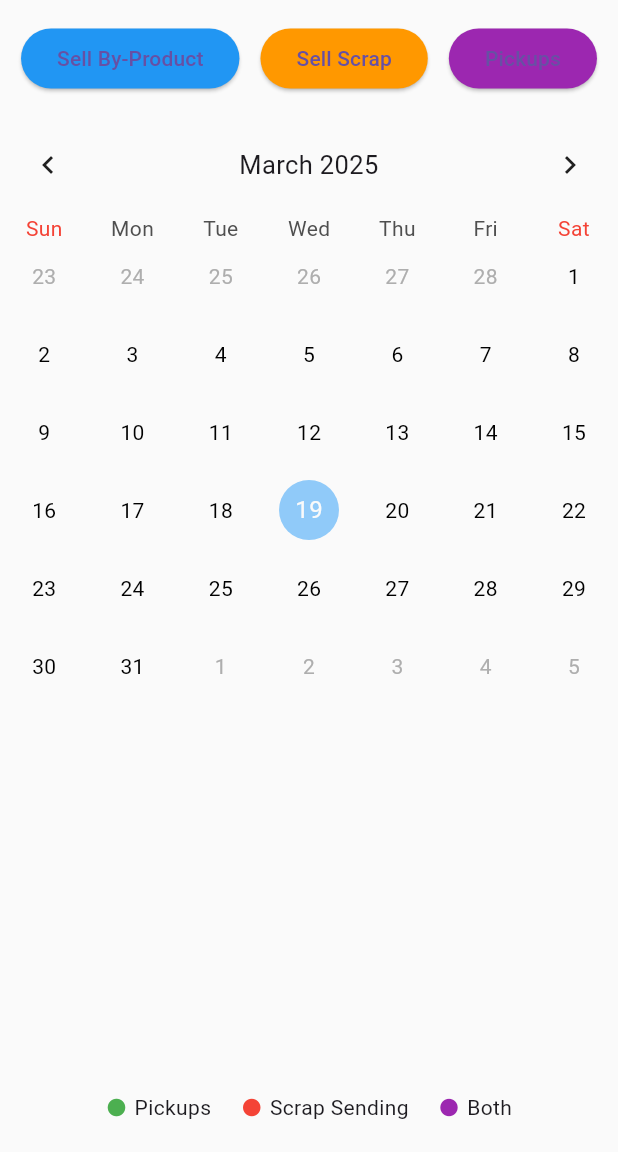
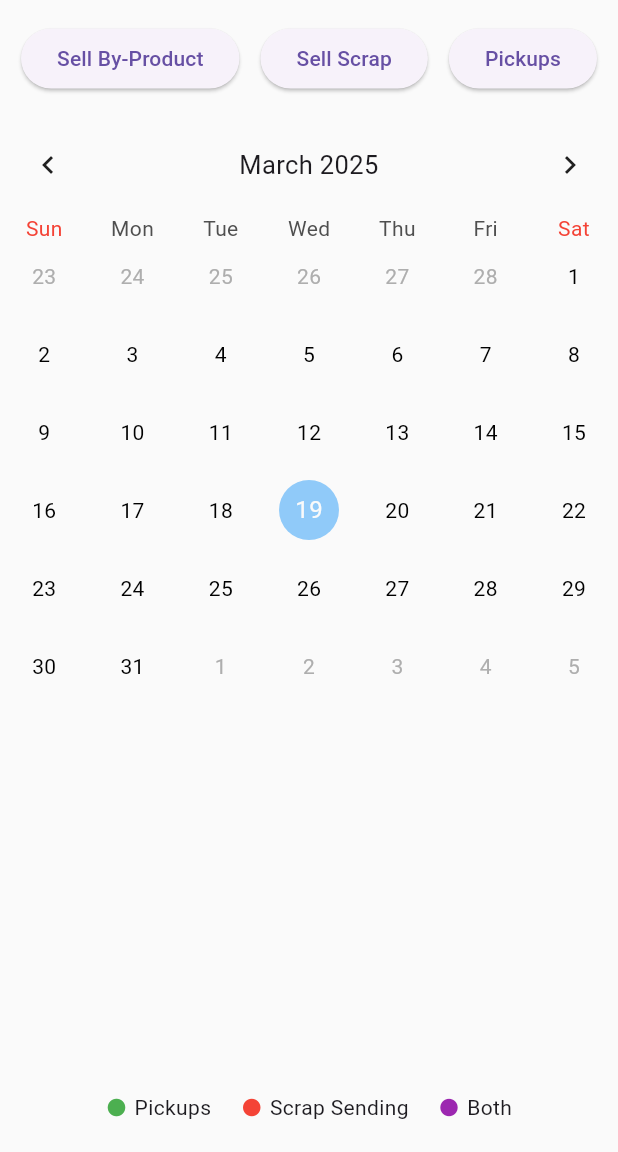
Before and after one commit to 7account13/Bing_Chilling, a Flutter app: the CollectorHomePage screen opened directly, on a phone screen of 412 x 824 dp, the part 84-1236 px from its top. Run offline on Flutter 3.47's test engine with Material 3 defaults, Android fonts, the phone set to English and light mode, and no system bars; drawn by our look-alikes of table_calendar; our stand-ins replace camera, image_picker; network calls fail.

Commit message:
updated interface 1

```diff
--- a/lib/collector/collector_home_page.dart
+++ b/lib/collector/collector_home_page.dart
@@ -32,7 +32,8 @@ class _CollectorHomePageState extends State<CollectorHomePage> {
 
       for (var pickup in pickups) {
         DateTime date = DateTime.parse(pickup['pickup_date']).toLocal();
-        tempPickupCounts[date] = (tempPickupCounts[date] ?? 0) + 1;
+        tempPickupCounts[DateTime(date.year, date.month, date.day)] =
+            (tempPickupCounts[DateTime(date.year, date.month, date.day)] ?? 0) + 1;
       }
 
       setState(() {
@@ -49,8 +50,8 @@ class _CollectorHomePageState extends State<CollectorHomePage> {
 
       for (var scrap in scraps) {
         DateTime date = DateTime.parse(scrap['send_date']).toLocal();
-        print("Scrap send date: $date");  // Debugging log
-        tempScrapCounts[date] = (tempScrapCounts[date] ?? 0) + 1;
+        tempScrapCounts[DateTime(date.year, date.month, date.day)] =
+            (tempScrapCounts[DateTime(date.year, date.month, date.day)] ?? 0) + 1;
       }
 
       setState(() {
@@ -63,11 +64,11 @@ class _CollectorHomePageState extends State<CollectorHomePage> {
 
   Color getColorForDensity(int pickupCount, int scrapCount) {
     if (pickupCount > 0 && scrapCount > 0) {
-      return Colors.purple; // 🟣 Both pickups & scrap on same day
+      return Colors.purple; // Both pickups & scrap on same day
     } else if (pickupCount > 0) {
-      return Colors.green; // 🟢 Pickups
+      return Colors.green; // Pickups
     } else if (scrapCount > 0) {
-      return Colors.red; // 🔴 Scrap
+      return Colors.red; // Scrap
     } else {
       return Colors.transparent;
     }
@@ -102,23 +103,20 @@ class _CollectorHomePageState extends State<CollectorHomePage> {
         children: [
           SizedBox(height: 15),
 
-
+          // Buttons
           Row(
             mainAxisAlignment: MainAxisAlignment.spaceEvenly,
             children: [
               ElevatedButton(
                 onPressed: () => Navigator.push(context, MaterialPageRoute(builder: (context) => CollectorProductPage())),
-                style: ElevatedButton.styleFrom(backgroundColor: Colors.blue),
                 child: Text("Sell By-Product"),
               ),
               ElevatedButton(
                 onPressed: () => Navigator.push(context, MaterialPageRoute(builder: (context) => SellScrapPage())),
-                style: ElevatedButton.styleFrom(backgroundColor: Colors.orange),
                 child: Text("Sell Scrap"),
               ),
               ElevatedButton(
                 onPressed: () => Navigator.push(context, MaterialPageRoute(builder: (context) => NotificationPage())),
-                style: ElevatedButton.styleFrom(backgroundColor: Colors.purple),
                 child: Text("Pickups"),
               ),
             ],
@@ -126,7 +124,7 @@ class _CollectorHomePageState extends State<CollectorHomePage> {
 
           SizedBox(height: 15),
 
-          // 📅 Calendar
+          // Calendar
           Expanded(
             child: TableCalendar(
               firstDay: DateTime(2020),
@@ -141,8 +139,9 @@ class _CollectorHomePageState extends State<CollectorHomePage> {
               headerStyle: HeaderStyle(formatButtonVisible: false, titleCentered: true),
               calendarBuilders: CalendarBuilders(
                 defaultBuilder: (context, date, _) {
-                  int pickupCount = pickupCounts[date] ?? 0;
-                  int scrapCount = scrapCounts[date] ?? 0;
+                  DateTime normalizedDate = DateTime(date.year, date.month, date.day);
+                  int pickupCount = pickupCounts[normalizedDate] ?? 0;
+                  int scrapCount = scrapCounts[normalizedDate] ?? 0;
                   Color bgColor = getColorForDensity(pickupCount, scrapCount);
 
                   return Container(
@@ -163,14 +162,12 @@ class _CollectorHomePageState extends State<CollectorHomePage> {
             ),
           ),
 
-          SizedBox(height: 10), // 🟠 Space before legend
+          SizedBox(height: 10),
 
-          // 🔵 Legend
+          // Legend
           Padding(
             padding: EdgeInsets.all(10),
-            child: Column(
-              children: [
-                Row(
+            child: Row(
               mainAxisAlignment: MainAxisAlignment.center,
               children: [
                 Icon(Icons.circle, color: Colors.green, size: 14),
@@ -186,9 +183,8 @@ class _CollectorHomePageState extends State<CollectorHomePage> {
                 Text("Both"),
               ],
             ),
-              ],
           ),
-          ),
+
           SizedBox(height: 10),
         ],
       ),
```
Lines whose indentation alone changed are shown as unchanged.
